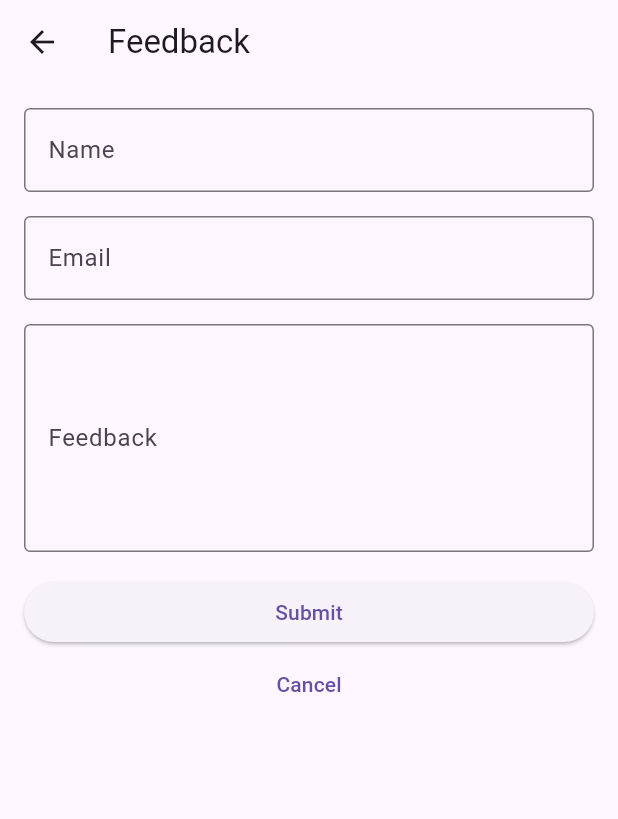
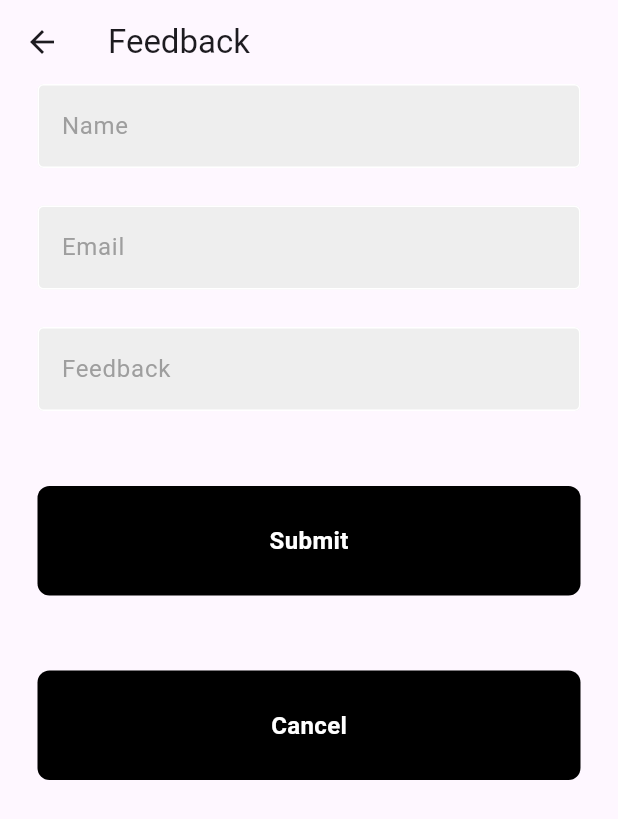
Before and after one commit to EugeneTiangCJ/FYP, a Flutter app: the FeedbackForm screen opened by its route, on a phone screen of 412 x 824 dp. Shown: the top 819 px of the screen. Run offline on Flutter 3.47's test engine with Material 3 defaults, Android fonts, the phone set to English and light mode, and no system bars; our stand-ins replace cloud_firestore, firebase_auth, firebase_core, image_picker; accounts and stored records are empty; network calls fail.

Commit message:
done forgetpassword(a bit error), editpassword, feedback

```diff
--- a/lib/screens/FeedbackForm.dart
+++ b/lib/screens/FeedbackForm.dart
@@ -1,10 +1,16 @@
+import 'package:cloud_firestore/cloud_firestore.dart';
+import 'package:firebase_auth/firebase_auth.dart';
 import 'package:flutter/material.dart';
+import 'package:frontend/components/MyButton.dart';
+import 'package:frontend/components/MyTextField.dart';
 
 void main() {
   runApp(MyApp());
 }
 
 class MyApp extends StatelessWidget {
+  const MyApp({super.key});
+
   @override
   Widget build(BuildContext context) {
     return MaterialApp(
@@ -18,89 +24,113 @@ class MyApp extends StatelessWidget {
 }
 
 class FeedbackForm extends StatefulWidget {
+  const FeedbackForm({super.key});
+
   @override
   _FeedbackFormState createState() => _FeedbackFormState();
 }
 
 class _FeedbackFormState extends State<FeedbackForm> {
-  final _formKey = GlobalKey<FormState>();
-  String _name = '';
-  String _email = '';
-  String _feedback = '';
+  final nameController = TextEditingController();
+  final emailController = TextEditingController();
+  final feedbackController = TextEditingController();
 
-  bool _isEmailValid(String email) {
-    Pattern pattern =
-        r'^(([^<>()[\]\\.,;:\s@\"]+(\.[^<>()[\]\\.,;:\s@\"]+)*)|(\".+\"))@((\[[0-9]{1,3}\.[0-9]{1,3}\.[0-9]{1,3}\.[0-9]{1,3}\])|(([a-zA-Z\-0-9]+\.)+[a-zA-Z]{2,}))$';
-    RegExp regex = new RegExp(pattern as String);
-    return regex.hasMatch(email);
+
+  void submitFeedback() async{
+    try{
+      await FirebaseFirestore.instance
+      .collection("feedback")
+      .add({
+        'name': nameController.text.trim(),
+        'email': emailController.text.trim(),
+        'feedback': feedbackController.text
+      });
+
+      // showDialog(
+      //   context: context,
+      //   builder: (context) {
+      //     return const AlertDialog(
+      //       backgroundColor: Colors.deepPurple,
+      //       title: Center(
+      //         child: Text(
+      //           'Submit Successfully!',
+      //           style: TextStyle(color: Colors.white)
+      //         ),
+      //       ),
+      //     );
+      //   }
+      // );
+
+      Navigator.pop(context);
+      Navigator.pushReplacementNamed(context, '/home'); // Navigate to HomeScreen
+    } on FirebaseAuthException catch(e){
+      showErrorMessage(e.message.toString());
+    }
+
   }
 
-  void _submitForm() {
-    if (_formKey.currentState!.validate()) {
-      // If all data are correct then save data to out variables
-      _formKey.currentState!.save();
-      // API call or state management logic to handle the submitted feedback
-      // ...
-    }
+  void showErrorMessage(String message){
+    showDialog(
+      context: context,
+      builder: (context) {
+        return AlertDialog(
+          backgroundColor: Colors.deepPurple,
+          title: Center(
+            child: Text(
+              message,
+              style: const TextStyle(color: Colors.white)
+            ),
+          ),
+        );
+      }
+    );
   }
+
 
   @override
   Widget build(BuildContext context) {
     return Scaffold(
       appBar: AppBar(
-        title: Text('Feedback'),
+        title: const Text('Feedback'),
       ),
-      body: Padding(
-        padding: const EdgeInsets.all(16.0),
-        child: Form(
-          key: _formKey,
-          child: ListView(
-            children: [
-              TextFormField(
-                decoration: InputDecoration(
-                  labelText: 'Name',
-                  border: OutlineInputBorder(),
-                ),
-                onSaved: (value) => _name = value!,
-              ),
-              SizedBox(height: 16),
-              TextFormField(
-                decoration: InputDecoration(
-                  labelText: 'Email',
-                  border: OutlineInputBorder(),
-                ),
-                validator: (value) {
-                  if (value == null || value.isEmpty || !_isEmailValid(value)) {
-                    return 'Please enter a valid email';
-                  }
-                  return null;
-                },
-                onSaved: (value) => _email = value!,
-              ),
-              SizedBox(height: 16),
-              TextFormField(
-                decoration: InputDecoration(
-                  labelText: 'Feedback',
-                  border: OutlineInputBorder(),
-                ),
-                maxLines: 5,
-                onSaved: (value) => _feedback = value!,
-              ),
-              SizedBox(height: 16),
-              ElevatedButton(
-                onPressed: _submitForm,
-                child: Text('Submit'),
-              ),
-              TextButton(
-                onPressed: () {
-                  Navigator.of(context).pop(); // Go back to previous screen
-                },
-                child: Text('Cancel'),
-              ),
-            ],
+      body: Column(
+        children: [
+          MyTextField(
+            controller: nameController,
+            hintText: 'Name',
+            obscureText: false),
+
+          const SizedBox(height: 25,),
+
+          MyTextField(
+            controller: emailController,
+            hintText: 'Email',
+            obscureText: false),
+
+          const SizedBox(height: 25,),
+
+          MyTextField(
+            controller: feedbackController,
+            hintText: 'Feedback',
+            obscureText: false),
+
+          const SizedBox(height: 50,),
+
+          MyButton(
+            onTap: submitFeedback,
+            text: 'Submit'
           ),
-        ),
-      ),
+
+          const SizedBox(height: 50,),
+
+          MyButton(
+            onTap: (){
+              Navigator.pushNamed(context, '/home');
+            },
+            text: 'Cancel'
+          )
+        ],
+      )
     );
   }
 }
--- a/lib/screens/HomeScreen.dart
+++ b/lib/screens/HomeScreen.dart
@@ -14,6 +14,7 @@ class HomeScreen extends StatelessWidget {
     return Scaffold(
       appBar: AppBar(
         title: const Text("Home"),
+        backgroundColor: Colors.grey[700],
       ),
       drawer: Drawer(
         child: ListView(
@@ -84,6 +85,11 @@ class HomeScreen extends StatelessWidget {
       body: const Center(
         child: Text('Main Page Content Here'),
       ),
+
+      floatingActionButton: FloatingActionButton(
+        onPressed: (){},
+        child: const Icon(Icons.add),
+      ),
     );
   }
 }
--- a/pubspec.yaml
+++ b/pubspec.yaml
@@ -38,6 +38,8 @@ dependencies:
   image_picker: ^1.0.7
   firebase_core: ^2.29.0
   firebase_auth: ^4.19.1
+  cloud_firestore: ^4.16.1
+
 
 dev_dependencies:
   flutter_test:
```
Also changed, not shown: lib/screens/EditPasswordScreen.dart (+124 -77 lines), lib/screens/ForgotPasswordScreen.dart (+97 -48 lines), lib/screens/GuidelinesScreen.dart (+25 -4 lines), lib/screens/LoginScreen.dart (+6 -1 lines), lib/screens/NewUserRegistrationScreen.dart (+13 -3 lines), pubspec.lock, 4 other files.
